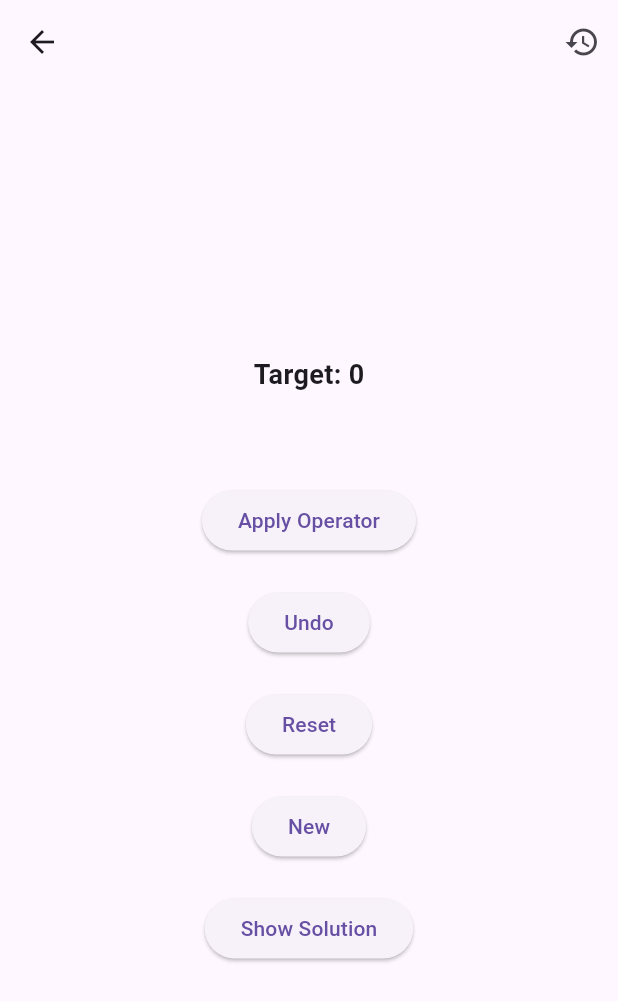
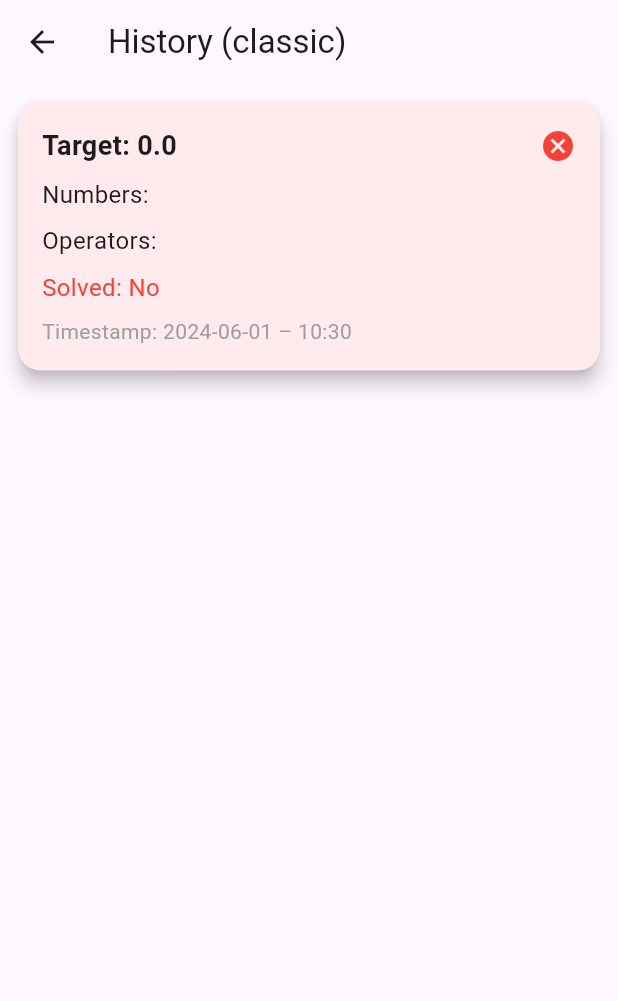
Before and after one commit to Aminemcc/Aritmatika, a Flutter app: the ClassicPage screen opened directly with empty values, after a tap on the "history" icon, on a phone screen of 412 x 824 dp. Shown: the top 1001 px of the screen. Run offline on Flutter 3.47's test engine with Material 3 defaults, Android fonts, the light colour scheme and no system bars; our stand-ins replace cloud_firestore, firebase_auth, firebase_core; accounts and stored records are empty; statements that could not run were skipped.

Commit message:
ui for history

```diff
--- a/lib/pages/ClassicPage.dart
+++ b/lib/pages/ClassicPage.dart
@@ -2,6 +2,7 @@ import 'package:flutter/material.dart';
 import 'package:aritmatika/utils/Generator.dart';
 import 'package:aritmatika/utils/SolverUtility.dart';
 import 'package:aritmatika/services/HistoryService.dart';
+import 'package:aritmatika/pages/historyPage.dart';
 
 class ClassicPage extends StatefulWidget {
   final String mode;
@@ -180,11 +181,10 @@ class _ClassicPageState extends State<ClassicPage> {
           IconButton(
             icon: Icon(Icons.history),
             onPressed: () {
-              print("TEST");
-              // Navigator.push(
-              //   context,
-              //   MaterialPageRoute(builder: (context) => HomePage()),
-              // );
+              Navigator.push(
+                context,
+                MaterialPageRoute(builder: (context) => HistoryPage(mode: "classic")),
+              );
             },
           ),
         ],
--- /dev/null
+++ b/lib/pages/HistoryPage.dart
@@ -0,0 +1,113 @@
+import 'package:flutter/material.dart';
+import 'package:cloud_firestore/cloud_firestore.dart';
+import 'package:intl/intl.dart';
+import 'package:aritmatika/services/HistoryService.dart';
+
+class HistoryPage extends StatefulWidget {
+  final String mode;
+
+  HistoryPage({required this.mode});
+
+  @override
+  _HistoryPageState createState() => _HistoryPageState();
+}
+
+class _HistoryPageState extends State<HistoryPage> {
+  final HistoryService historyService = HistoryService();
+
+  @override
+  Widget build(BuildContext context) {
+    return Scaffold(
+      appBar: AppBar(
+        title: Text('History (${widget.mode})'),
+      ),
+      body: StreamBuilder<QuerySnapshot>(
+        stream: historyService.getHistoryStream(widget.mode),
+        builder: (context, snapshot) {
+          if (snapshot.connectionState == ConnectionState.waiting) {
+            return Center(child: CircularProgressIndicator());
+          }
+          if (snapshot.hasError) {
+            return Center(child: Text('Error: ${snapshot.error}'));
+          }
+          if (!snapshot.hasData || snapshot.data!.docs.isEmpty) {
+            return Center(child: Text('No history data found.'));
+          }
+
+          return ListView.builder(
+            itemCount: snapshot.data!.docs.length,
+            itemBuilder: (context, index) {
+              DocumentSnapshot doc = snapshot.data!.docs[index];
+              Map<String, dynamic> data = doc.data() as Map<String, dynamic>;
+
+              List<dynamic> numbers = data['numbers'];
+              double target = data['target'];
+              List<dynamic> operators = data['operators'];
+              bool isSolved = data['isSolved'];
+              Timestamp timestamp = data['timestamp'];
+              String formattedDate = DateFormat('yyyy-MM-dd – kk:mm').format(timestamp.toDate());
+
+              return Padding(
+                padding: const EdgeInsets.all(8.0),
+                child: Card(
+                  elevation: 5,
+                  shape: RoundedRectangleBorder(
+                    borderRadius: BorderRadius.circular(15),
+                  ),
+                  color: isSolved ? Colors.green[50] : Colors.red[50],
+                  child: Padding(
+                    padding: const EdgeInsets.all(16.0),
+                    child: Column(
+                      crossAxisAlignment: CrossAxisAlignment.start,
+                      children: [
+                        Row(
+                          mainAxisAlignment: MainAxisAlignment.spaceBetween,
+                          children: [
+                            Text(
+                              'Target: $target',
+                              style: TextStyle(
+                                fontSize: 18,
+                                fontWeight: FontWeight.bold,
+                              ),
+                            ),
+                            Icon(
+                              isSolved ? Icons.check_circle : Icons.cancel,
+                              color: isSolved ? Colors.green : Colors.red,
+                            ),
+                          ],
+                        ),
+                        SizedBox(height: 8),
+                        Text(
+                          'Numbers: ${numbers.join(", ")}',
+                          style: TextStyle(fontSize: 16),
+                        ),
+                        SizedBox(height: 8),
+                        Text(
+                          'Operators: ${operators.join(", ")}',
+                          style: TextStyle(fontSize: 16),
+                        ),
+                        SizedBox(height: 8),
+                        Text(
+                          'Solved: ${isSolved ? "Yes" : "No"}',
+                          style: TextStyle(
+                            fontSize: 16,
+                            color: isSolved ? Colors.green : Colors.red,
+                          ),
+                        ),
+                        SizedBox(height: 8),
+                        Text(
+                          'Timestamp: $formattedDate',
+                          style: TextStyle(fontSize: 14, color: Colors.grey),
+                        ),
+                      ],
+                    ),
+                  ),
+                ),
+              );
+            },
+          );
+        },
+      ),
+    );
+  }
+}
--- a/lib/services/HistoryService.dart
+++ b/lib/services/HistoryService.dart
@@ -3,6 +3,7 @@ import 'package:firebase_auth/firebase_auth.dart';
 import 'package:aritmatika/services/UserService.dart';
 
 class HistoryService {
+  final maxEntry = 1000;
   final userService = UserService();
   late final User user;
   late final CollectionReference stageHistory;
```
